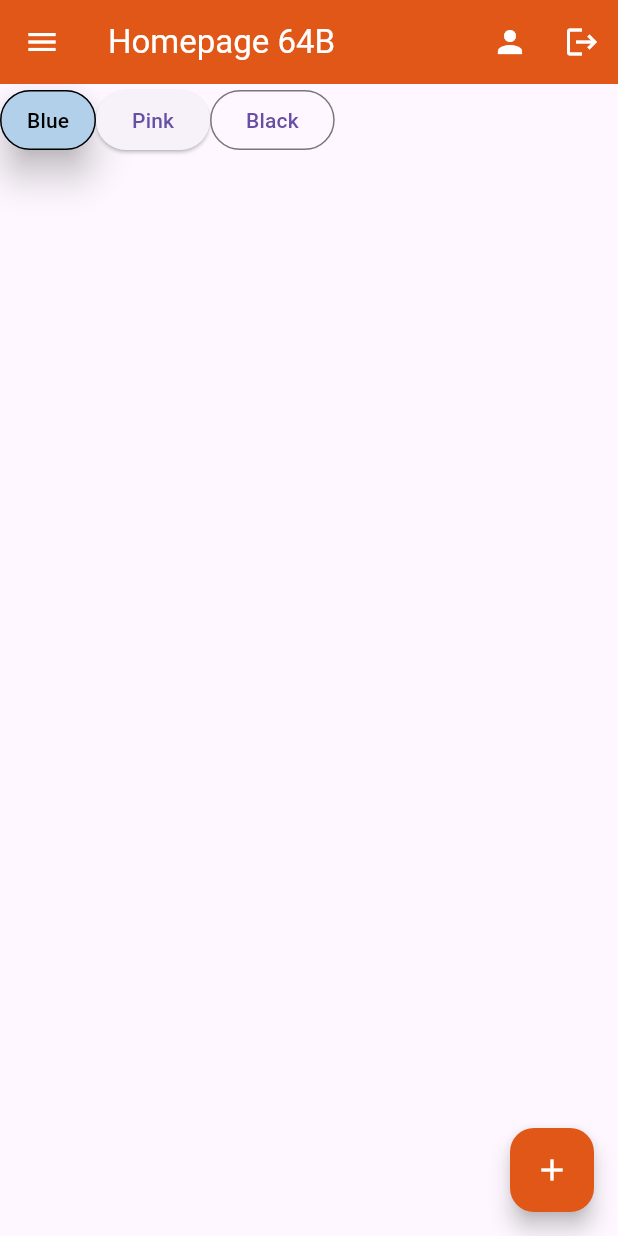
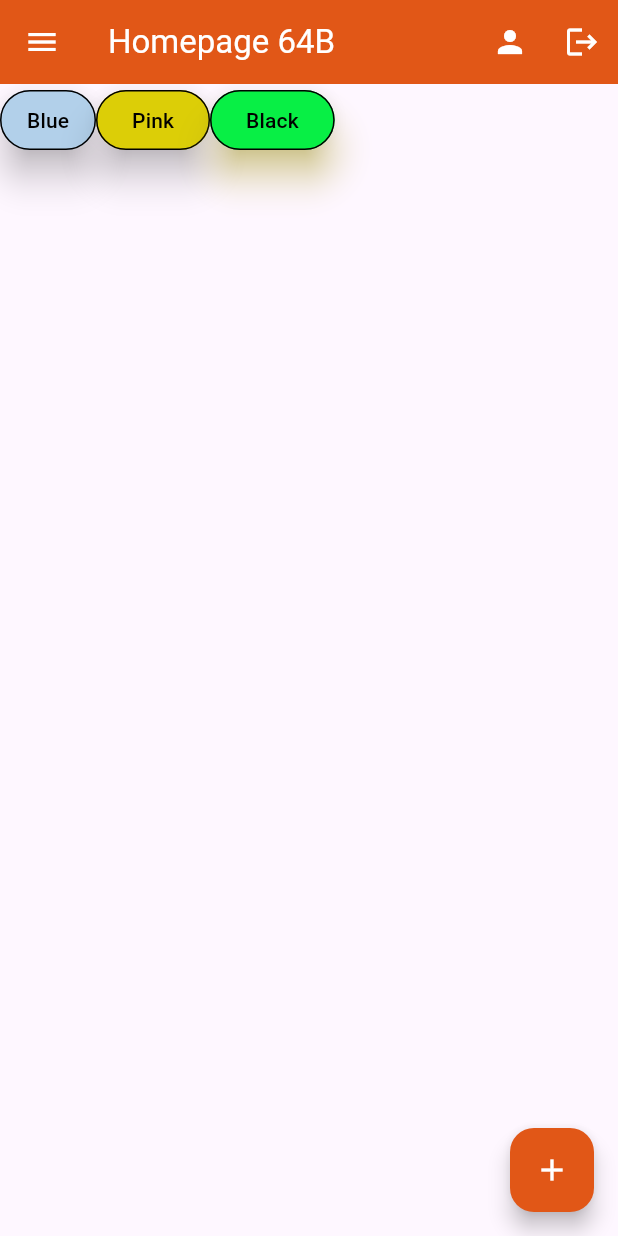
Before and after one commit to itsAMd22/FlutterClassWork, a Flutter app: the screen it shows after launch, on a phone screen of 412 x 824 dp. Run offline on Flutter 3.47's test engine with Material 3 defaults, Android fonts, the phone set to English and light mode, and no system bars; our stand-ins replace material_ui.

Commit message:
buttons updated

```diff
--- a/project_2/lib/home_page.dart
+++ b/project_2/lib/home_page.dart
@@ -83,8 +83,28 @@ class Homepage extends StatelessWidget {
             ),
             child: Text("Blue")
           ),
-          ElevatedButton(onPressed: (){}, child: Text("Pink")),
-          OutlinedButton(onPressed: (){}, child: Text("Black")),
+          ElevatedButton(
+            onPressed: (){},
+            style: TextButton.styleFrom(
+              side: BorderSide(),
+              backgroundColor: const Color.fromARGB(255, 220, 206, 7),
+              foregroundColor: const Color.fromARGB(255, 0, 0, 0),
+              shadowColor: Colors.black,
+              elevation: 10,
+            ),
+            child: Text("Pink")
+          ),
+          OutlinedButton(
+            onPressed: (){},
+            style: TextButton.styleFrom(
+              side: BorderSide(),
+              backgroundColor: const Color.fromARGB(255, 8, 239, 69),
+              foregroundColor: Colors.black,
+              shadowColor: Colors.yellow,
+              elevation: 10,
+            ),
+            child: Text("Black")
+          ),
         ],
       ),
 
```
